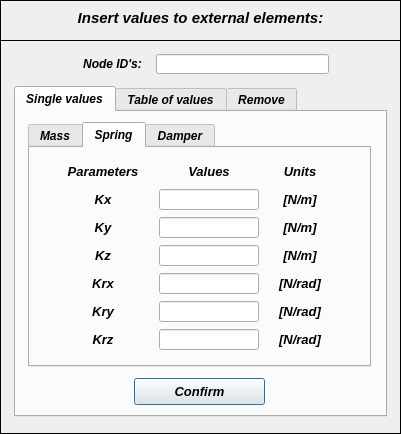
The window that pulse/uix/user_input/ui/addMassSpringDamperInput.ui (open-pulse/OpenPulse) describes before a commit, drawn with Qt 5.
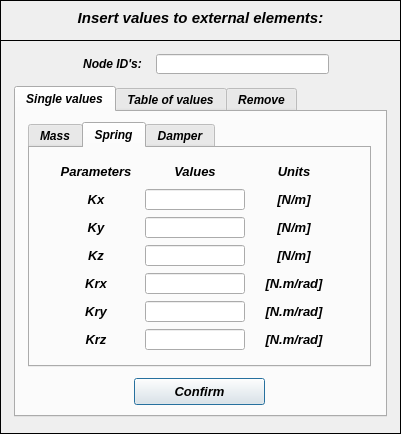
The same window after the commit. The open tabs and pages were chosen to show the change. Icons and pictures are not drawn.

What changed in the file:
```diff
--- a/pulse/uix/user_input/ui/addMassSpringDamperInput.ui
+++ b/pulse/uix/user_input/ui/addMassSpringDamperInput.ui
@@ -965,7 +965,7 @@
           <rect>
            <x>26</x>
            <y>10</y>
-           <width>277</width>
+           <width>280</width>
            <height>196</height>
           </rect>
          </property>
@@ -1351,13 +1351,13 @@
            <widget class="QLabel" name="label_6">
             <property name="minimumSize">
              <size>
-              <width>50</width>
+              <width>80</width>
               <height>21</height>
              </size>
             </property>
             <property name="maximumSize">
              <size>
-              <width>50</width>
+              <width>80</width>
               <height>21</height>
              </size>
             </property>
@@ -1382,13 +1382,13 @@
            <widget class="QLabel" name="label_14">
             <property name="minimumSize">
              <size>
-              <width>50</width>
+              <width>80</width>
               <height>0</height>
              </size>
             </property>
             <property name="maximumSize">
              <size>
-              <width>50</width>
+              <width>80</width>
               <height>16777215</height>
              </size>
             </property>
@@ -1521,13 +1521,13 @@
            <widget class="QLabel" name="label_15">
             <property name="minimumSize">
              <size>
-              <width>50</width>
+              <width>80</width>
               <height>0</height>
              </size>
             </property>
             <property name="maximumSize">
              <size>
-              <width>50</width>
+              <width>80</width>
               <height>16777215</height>
              </size>
             </property>
@@ -1552,13 +1552,13 @@
            <widget class="QLabel" name="label_84">
             <property name="minimumSize">
              <size>
-              <width>50</width>
+              <width>80</width>
               <height>0</height>
              </size>
             </property>
             <property name="maximumSize">
              <size>
-              <width>50</width>
+              <width>80</width>
               <height>16777215</height>
              </size>
             </property>
@@ -1583,13 +1583,13 @@
            <widget class="QLabel" name="label_87">
             <property name="minimumSize">
              <size>
-              <width>50</width>
+              <width>80</width>
               <height>0</height>
              </size>
             </property>
             <property name="maximumSize">
              <size>
-              <width>50</width>
+              <width>80</width>
               <height>16777215</height>
              </size>
             </property>
@@ -1603,7 +1603,7 @@
              </font>
             </property>
             <property name="text">
-             <string>[N/rad]</string>
+             <string>[N.m/rad]</string>
             </property>
             <property name="alignment">
              <set>Qt::AlignCenter</set>
@@ -1614,13 +1614,13 @@
            <widget class="QLabel" name="label_90">
             <property name="minimumSize">
              <size>
-              <width>50</width>
+              <width>80</width>
               <height>0</height>
              </size>
             </property>
             <property name="maximumSize">
              <size>
-              <width>50</width>
+              <width>80</width>
               <height>16777215</height>
              </size>
             </property>
@@ -1634,7 +1634,7 @@
              </font>
             </property>
             <property name="text">
-             <string>[N/rad]</string>
+             <string>[N.m/rad]</string>
             </property>
             <property name="alignment">
              <set>Qt::AlignCenter</set>
@@ -1645,13 +1645,13 @@
            <widget class="QLabel" name="label_91">
             <property name="minimumSize">
              <size>
-              <width>50</width>
+              <width>80</width>
               <height>0</height>
              </size>
             </property>
             <property name="maximumSize">
              <size>
-              <width>50</width>
+              <width>80</width>
               <height>16777215</height>
              </size>
             </property>
@@ -1665,7 +1665,7 @@
              </font>
             </property>
             <property name="text">
-             <string>[N/rad]</string>
+             <string>[N.m/rad]</string>
             </property>
             <property name="alignment">
              <set>Qt::AlignCenter</set>
```
Left out of the diff: 70 changed lines with no effect on the pictures.
